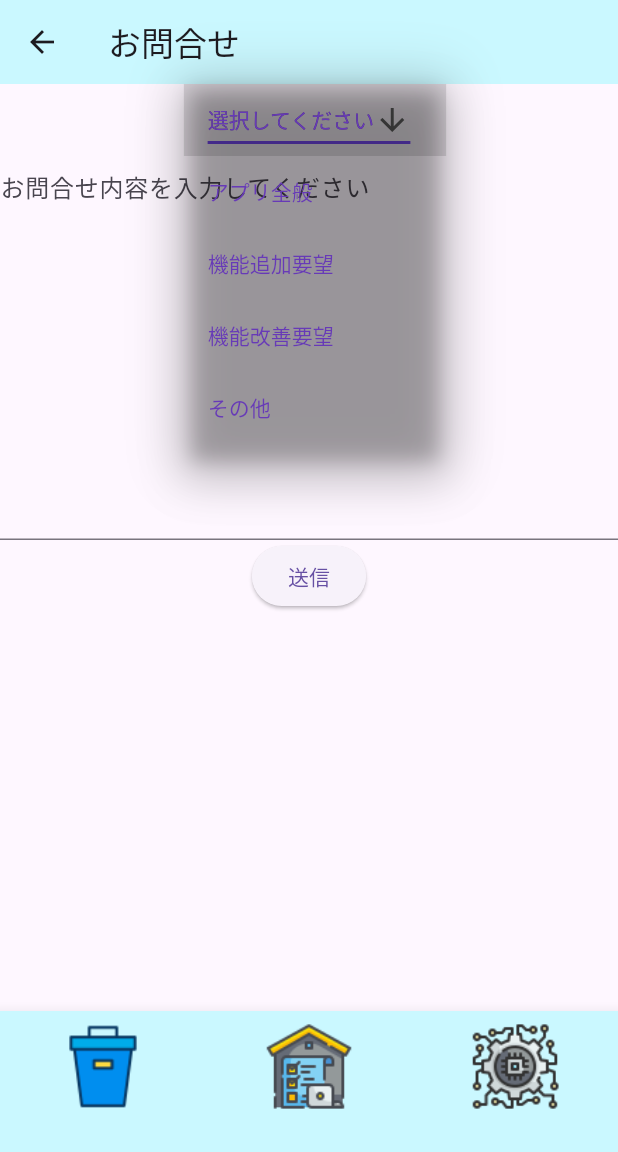
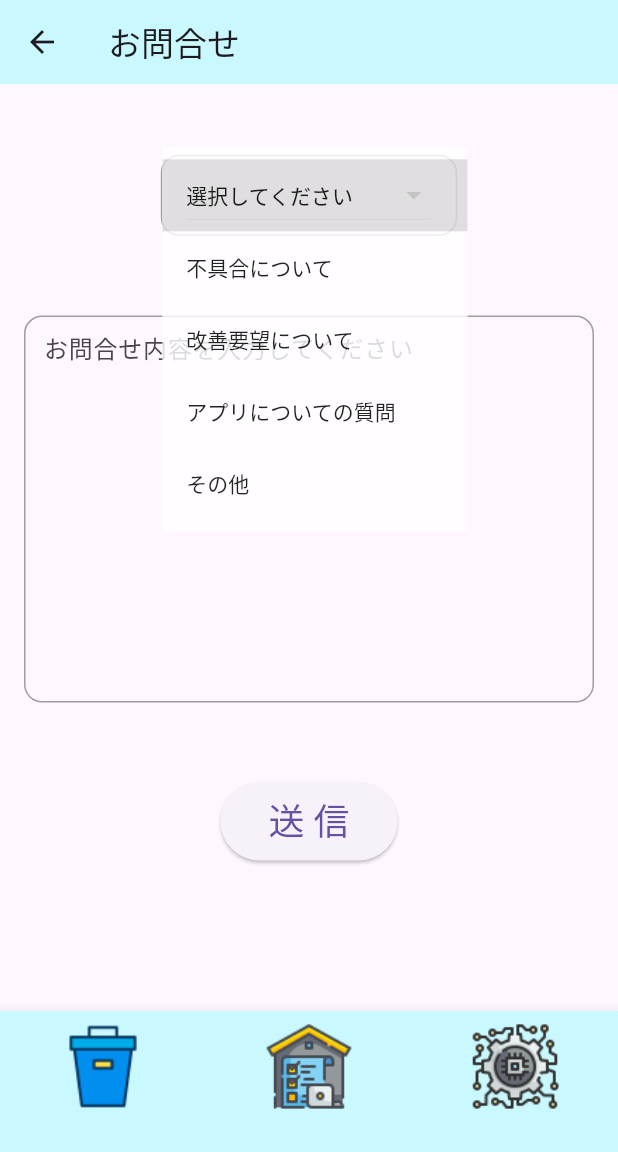
Before and after one commit to kurogoma-flutter/close_checker, a Flutter app: the InquiryPage screen opened by its route, after a tap on "選択してください", on a phone screen of 412 x 824 dp, the part 84-1236 px from its top. Run offline on Flutter 3.47's test engine with Material 2 defaults, Android fonts, the phone set to English and light mode, and no system bars; our stand-ins replace cloud_firestore, firebase_core, firebase_storage, flutter_hooks, flutter_slidable, freezed_annotation and 5 more; accounts and stored records are empty; Roboto replaces fonts that are missing (Yusei_Magic).

Commit message:
お問合せUI作成 #5

```diff
--- a/lib/presentation/pages/legals/inquiry_page.dart
+++ b/lib/presentation/pages/legals/inquiry_page.dart
@@ -1,4 +1,5 @@
 import 'package:flutter/material.dart';
+import 'package:flutter_hooks/flutter_hooks.dart';
 
 /// 問い合わせフォーム
 class InquiryPage extends StatelessWidget {
@@ -13,10 +14,12 @@ class InquiryPage extends StatelessWidget {
       ),
       body: Scaffold(
         body: Column(
+          mainAxisAlignment: MainAxisAlignment.spaceEvenly,
           children: const <Widget>[
             InquiryTitleDropdown(),
             InquiryContentForm(),
             InquirySendButton(),
+            SizedBox(height: 100),
           ],
         ),
       ),
@@ -25,29 +28,45 @@ class InquiryPage extends StatelessWidget {
 }
 
 /// お問合せタイトルを選択するためのドロップダウンメニュー
-class InquiryTitleDropdown extends StatelessWidget {
+class InquiryTitleDropdown extends HookWidget {
   const InquiryTitleDropdown({Key? key}) : super(key: key);
 
   @override
   Widget build(BuildContext context) {
-    return DropdownButton<String>(
-      value: '選択してください',
-      icon: const Icon(Icons.arrow_downward),
+    final List<String> inquiryTitleList = [
+      '選択してください',
+      '不具合について',
+      '改善要望について',
+      'アプリについての質問',
+      'その他',
+    ];
+    final inquiryTitle = useState(inquiryTitleList[0]);
+
+    return Container(
+      padding: const EdgeInsets.symmetric(horizontal: 16, vertical: 2),
+      decoration: BoxDecoration(
+        border: Border.all(color: Colors.grey),
+        borderRadius: BorderRadius.circular(12),
+      ),
+      child: DropdownButton<String>(
+        value: inquiryTitle.value,
+        dropdownColor: Colors.white.withOpacity(0.8),
+        icon: const Icon(Icons.arrow_drop_down),
         iconSize: 24,
-      elevation: 16,
-      style: const TextStyle(color: Colors.deepPurple),
-      underline: Container(
-        height: 2,
-        color: Colors.deepPurpleAccent,
-      ),
-      onChanged: (String? newValue) {},
-      items: <String>['選択してください', 'アプリ全般', '機能追加要望', '機能改善要望', 'その他']
-          .map<DropdownMenuItem<String>>((String value) {
+        elevation: 10,
+        style: const TextStyle(color: Colors.black87),
+        onChanged: (String? newValue) {
+          if (newValue != null) {
+            inquiryTitle.value = newValue;
+          }
+        },
+        items: inquiryTitleList.map<DropdownMenuItem<String>>((String value) {
           return DropdownMenuItem<String>(
             value: value,
             child: Text(value),
           );
         }).toList(),
+      ),
     );
   }
 }
@@ -58,11 +77,22 @@ class InquiryContentForm extends StatelessWidget {
 
   @override
   Widget build(BuildContext context) {
-    return TextFormField(
+    return Padding(
+      padding: const EdgeInsets.symmetric(horizontal: 16, vertical: 6),
+      child: Container(
+        padding: const EdgeInsets.symmetric(horizontal: 12),
+        decoration: BoxDecoration(
+          border: Border.all(color: Colors.grey),
+          borderRadius: BorderRadius.circular(12),
+        ),
+        child: TextFormField(
           decoration: const InputDecoration(
             hintText: 'お問合せ内容を入力してください',
+            border: InputBorder.none,
           ),
           maxLines: 10,
+        ),
+      ),
     );
   }
 }
@@ -89,7 +119,16 @@ class InquirySendButton extends StatelessWidget {
   Widget build(BuildContext context) {
     return ElevatedButton(
       onPressed: () {},
-      child: const Text('送信'),
+      child: const Padding(
+        padding: EdgeInsets.all(8.0),
+        child: Text(
+          '送 信',
+          style: TextStyle(
+            fontSize: 24,
+            fontWeight: FontWeight.w300,
+          ),
+        ),
+      ),
     );
   }
 }
--- a/pubspec.yaml
+++ b/pubspec.yaml
@@ -27,6 +27,7 @@ dependencies:
   shared_preferences: ^2.0.15
   path_provider: ^2.0.11
   firebase_storage: ^10.3.9
+  flutter_hooks: ^0.18.5+1
 
 
 dev_dependencies:
```
Also changed, not shown: pubspec.lock. Lines whose indentation alone changed are shown as unchanged.
